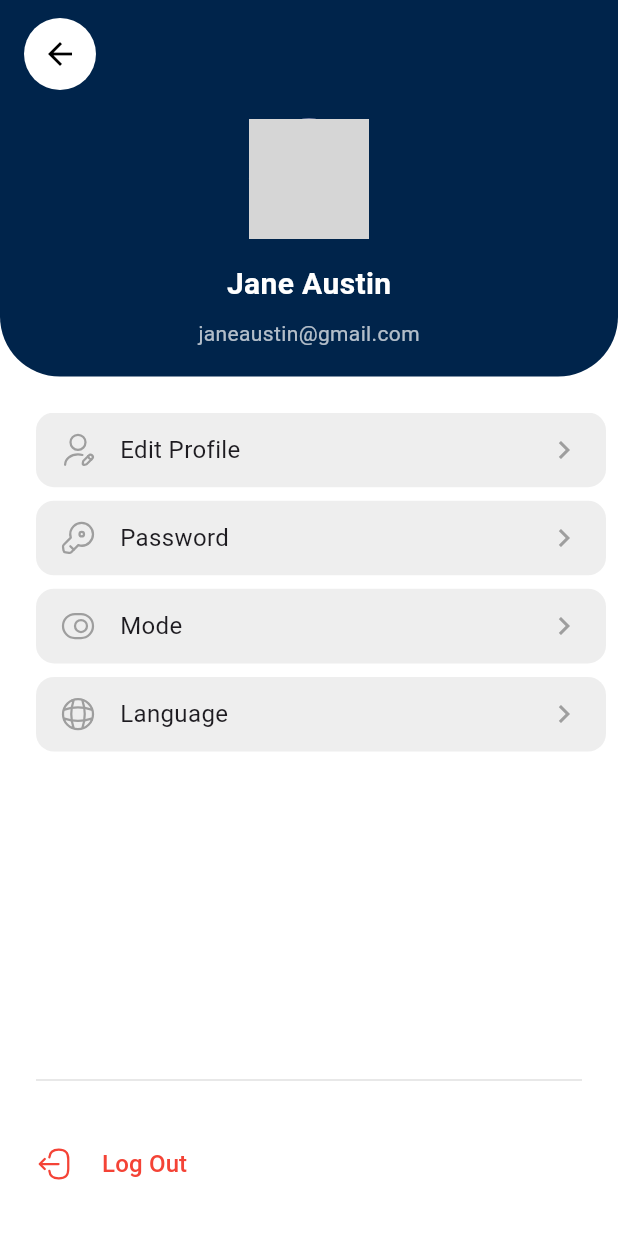
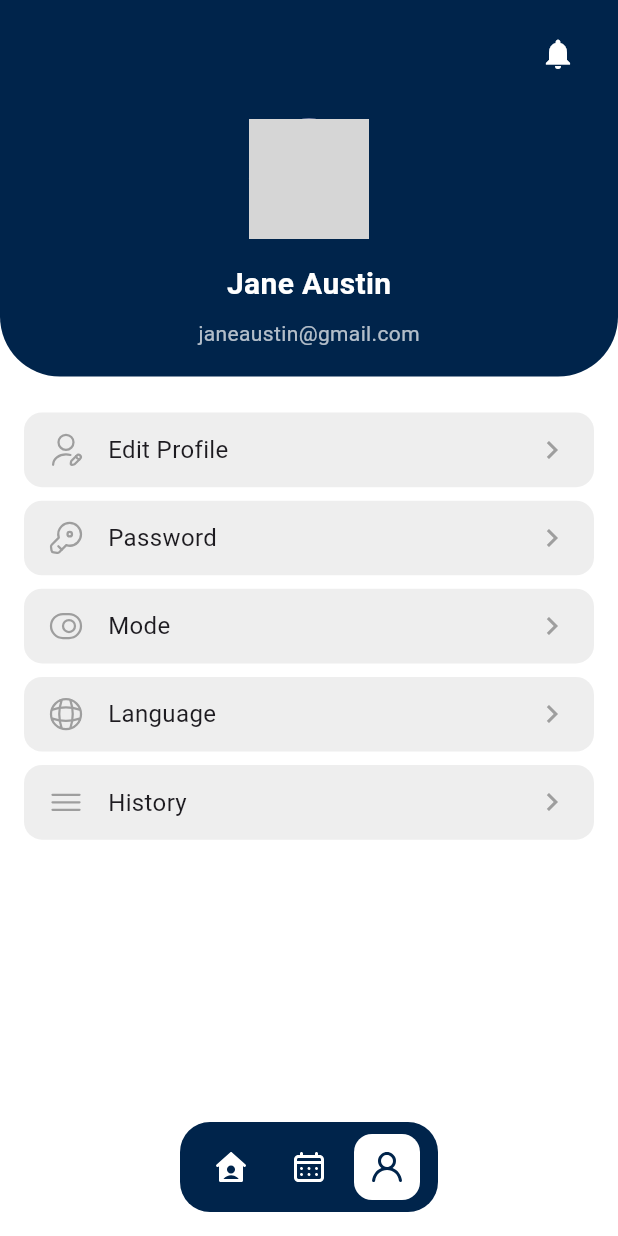
Before and after one commit to SKARIGA-RPL-XII/repo-tugas-mobile-app-mobile-rpla, a Flutter app: the ProfilePage screen opened directly, on a phone screen of 412 x 824 dp. Run offline on Flutter 3.47's test engine with Material 3 defaults, Android fonts, the phone set to English and light mode, and no system bars; our stand-ins replace flutter_svg; network calls fail; grey boxes are pictures that could not be loaded.

Commit message:
menambahkan bottom navigation dengan 3 icons di page profile,dan menambahkan history dibagian menu options,menghapus icons back pojok dikiri atas, dengan mengganti nya dengan icons notif di pojok kanan atas

```diff
--- a/fintrack_fe/lib/main.dart
+++ b/fintrack_fe/lib/main.dart
@@ -1,9 +1,9 @@
 import 'package:flutter/material.dart';
 // import 'section/sec1.dart';
-// import 'section/sec2.dart'; //
+// import 'section/sec2.dart';
 // import 'section/sec3.dart';
-// import 'section/sec4.dart';
-import 'section/sec5.dart';
+import 'section/sec4.dart';
+// import 'section/sec5.dart';
 
 void main() {
   runApp(const MyApp());
@@ -19,8 +19,8 @@ class MyApp extends StatelessWidget {
       // home: LoginPage(),
       // home: ProfilePage(),
       // home: ChangePasswordPage(),
-      // home: EditProfilePage(),
-      home: AddSaldoPage(),
+      home: EditProfilePageTest(),
+      // home: AddSaldoPage(),
     );
   }
 }
--- a/fintrack_fe/lib/section/sec2.dart
+++ b/fintrack_fe/lib/section/sec2.dart
@@ -8,7 +8,6 @@ class ProfilePage extends StatelessWidget {
   Widget build(BuildContext context) {
     return Scaffold(
       backgroundColor: Colors.white,
-      appBar: null,
       body: Column(
         children: [
           // 🔷 HEADER
@@ -17,8 +16,8 @@ class ProfilePage extends StatelessWidget {
               Container(
                 width: double.infinity,
                 height: 251.0,
-                decoration: BoxDecoration(
-                  color: const Color(0xFF00244B),
+                decoration: const BoxDecoration(
+                  color: Color(0xFF00244B),
                   borderRadius: BorderRadius.vertical(
                     bottom: Radius.circular(40),
                   ),
@@ -27,14 +26,13 @@ class ProfilePage extends StatelessWidget {
                   padding: const EdgeInsets.only(top: 60, left: 32, right: 32),
                   child: Column(
                     mainAxisAlignment: MainAxisAlignment.center,
-                    children: [
+                    children: const [
                       CircleAvatar(
                         radius: 40,
-                        backgroundImage: NetworkImage(
-                          'https://via.placeholder.com/80',
-                        ),
+                        backgroundImage:
+                            NetworkImage('https://via.placeholder.com/80'),
                       ),
-                      const SizedBox(height: 16),
+                      SizedBox(height: 16),
                       Text(
                         'Jane Austin',
                         style: TextStyle(
@@ -43,27 +41,27 @@ class ProfilePage extends StatelessWidget {
                           fontWeight: FontWeight.bold,
                         ),
                       ),
-                      const SizedBox(height: 8),
+                      SizedBox(height: 8),
                       Text(
                         'janeaustin@gmail.com',
-                        style: TextStyle(color: Colors.white70, fontSize: 14),
+                        style: TextStyle(
+                          color: Colors.white70,
+                          fontSize: 14,
+                        ),
                       ),
                     ],
                   ),
                 ),
               ),
+              // 🔔 ICON NOTIFIKASI (Kanan Atas)
               Positioned(
                 top: MediaQuery.of(context).padding.top + 12,
-                left: 16,
-                child: Container(
-                  decoration: BoxDecoration(
-                    color: Colors.white,
-                    shape: BoxShape.circle,
-                  ),
-                  child: IconButton(
-                    icon: Icon(Icons.arrow_back, color: Colors.black),
-                    onPressed: () => Navigator.pop(context),
-                  ),
+                right: 16,
+                child: IconButton(
+                  icon: const Icon(Icons.notifications, color: Colors.white),
+                  onPressed: () {
+                    // Action untuk notifikasi
+                  },
                 ),
               ),
             ],
@@ -72,15 +70,11 @@ class ProfilePage extends StatelessWidget {
           const SizedBox(height: 24),
 
           // 🔷 MENU OPTIONS
-          Padding(
-            padding: const EdgeInsets.only(left: 16.0),
-            child: SizedBox(
-              width: 380.0,
-              height: 227.0,
-              child: ClipRect(
+          Expanded(
+            child: SingleChildScrollView(
+              child: Padding(
+                padding: const EdgeInsets.symmetric(horizontal: 16.0),
                 child: Column(
-                  crossAxisAlignment: CrossAxisAlignment.start,
-                  mainAxisSize: MainAxisSize.min,
                   children: [
                     _buildMenuItem(
                       context: context,
@@ -105,46 +99,50 @@ class ProfilePage extends StatelessWidget {
                       svgPath: 'assets/icons/language.svg',
                       title: 'Language',
                     ),
+                    const SizedBox(height: 9),
+                    _buildMenuItem(
+                      context: context,
+                      svgPath: 'assets/icons/history.svg',
+                      title: 'History',
+                    ),
                   ],
                 ),
               ),
             ),
           ),
 
-          const Spacer(),
-
-          Divider(
-            thickness: 1,
-            color: Colors.grey[300],
-            indent: 24,
-            endIndent: 24,
-          ),
-
-          // 🔷 LOGOUT
-          Padding(
-            padding: const EdgeInsets.all(24.0),
+          // 🔷 BOTTOM NAVIGATION (3 Icons)
+          Container(
+            margin: const EdgeInsets.fromLTRB(80, 16, 80, 16),
+            padding: const EdgeInsets.symmetric(vertical: 8, horizontal: 12),
+            decoration: BoxDecoration(
+              color: const Color(0xFF00244B),
+              borderRadius: BorderRadius.circular(20),
+            ),
             child: Row(
+              mainAxisAlignment: MainAxisAlignment.center,
+              mainAxisSize: MainAxisSize.min,
               children: [
-                SvgPicture.asset(
-                  'assets/icons/logout.svg',
-                  width: 24,
-                  height: 24,
-                  colorFilter: const ColorFilter.mode(
-                    Colors.red,
-                    BlendMode.srcIn,
-                  ),
+                _buildBottomNavItem(
+                  svgPath: 'assets/icons/home.svg',
+                  onTap: () {
+                    // Navigate to Home
+                  },
                 ),
                 const SizedBox(width: 8),
-                TextButton(
-                  onPressed: () {
-                    ScaffoldMessenger.of(context).showSnackBar(
-                      const SnackBar(content: Text('Logged out successfully')),
-                    );
+                _buildBottomNavItem(
+                  svgPath: 'assets/icons/calender.svg',
+                  onTap: () {
+                    // Navigate to Calendar
                   },
-                  child: Text(
-                    'Log Out',
-                    style: TextStyle(color: Colors.red, fontSize: 16),
-                  ),
+                ),
+                const SizedBox(width: 8),
+                _buildBottomNavItem(
+                  svgPath: 'assets/icons/account.svg',
+                  isActive: true, // Profile sedang aktif
+                  onTap: () {
+                    // Already on Profile
+                  },
                 ),
               ],
             ),
@@ -168,11 +166,8 @@ class ProfilePage extends StatelessWidget {
       child: Material(
         color: Colors.transparent,
         child: InkWell(
-          onTap: () {
-            ScaffoldMessenger.of(
-              context,
-            ).showSnackBar(SnackBar(content: Text('You tapped $title')));
-          },
+          onTap: () {},
+          borderRadius: BorderRadius.circular(12),
           child: Padding(
             padding: const EdgeInsets.symmetric(horizontal: 16),
             child: Row(
@@ -190,7 +185,6 @@ class ProfilePage extends StatelessWidget {
                 Expanded(
                   child: Text(title, style: const TextStyle(fontSize: 16)),
                 ),
-                // 👇 Tetap pakai ikon bawaan Flutter — tidak perlu SVG
                 Icon(Icons.chevron_right, color: Colors.grey[500]),
               ],
             ),
@@ -199,4 +193,31 @@ class ProfilePage extends StatelessWidget {
       ),
     );
   }
+
+  Widget _buildBottomNavItem({
+    required String svgPath,
+    required VoidCallback onTap,
+    bool isActive = false,
+  }) {
+    return Container(
+      padding: const EdgeInsets.all(10),
+      decoration: BoxDecoration(
+        color: isActive ? Colors.white : Colors.transparent,
+        borderRadius: BorderRadius.circular(12),
+      ),
+      child: InkWell(
+        onTap: onTap,
+        borderRadius: BorderRadius.circular(12),
+        child: SvgPicture.asset(
+          svgPath,
+          width: 24,
+          height: 24,
+          colorFilter: ColorFilter.mode(
+            isActive ? const Color(0xFF00244B) : Colors.white,
+            BlendMode.srcIn,
+          ),
+        ),
+      ),
+    );
+  }
 }
--- a/fintrack_fe/lib/section/sec4.dart
+++ b/fintrack_fe/lib/section/sec4.dart
@@ -1,8 +1,8 @@
 import 'package:flutter/material.dart';
 import 'package:flutter_svg/flutter_svg.dart';
 
-class EditProfilePage extends StatelessWidget {
-  const EditProfilePage({super.key});
+class EditProfilePageTest extends StatelessWidget {
+  const EditProfilePageTest({super.key});
 
   @override
   Widget build(BuildContext context) {
--- a/fintrack_fe/lib/section/sec5.dart
+++ b/fintrack_fe/lib/section/sec5.dart
@@ -8,7 +8,6 @@ class AddSaldoPage extends StatefulWidget {
 }
 
 class _AddSaldoPageState extends State<AddSaldoPage> {
-  // State variables untuk menyimpan input
   String? selectedAccountType;
 
   @override
```
Also changed, not shown: fintrack_fe/assets/icons/account.svg (added), fintrack_fe/assets/icons/calender.svg (added), fintrack_fe/assets/icons/history.svg (added), fintrack_fe/assets/icons/home.svg (added).
